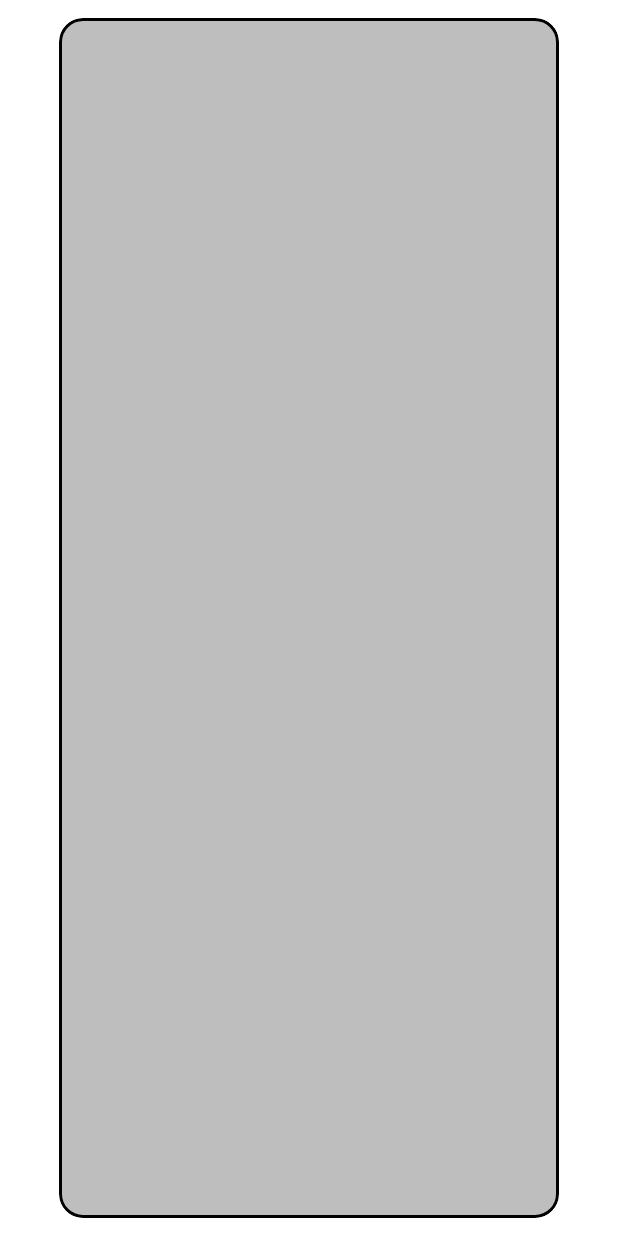
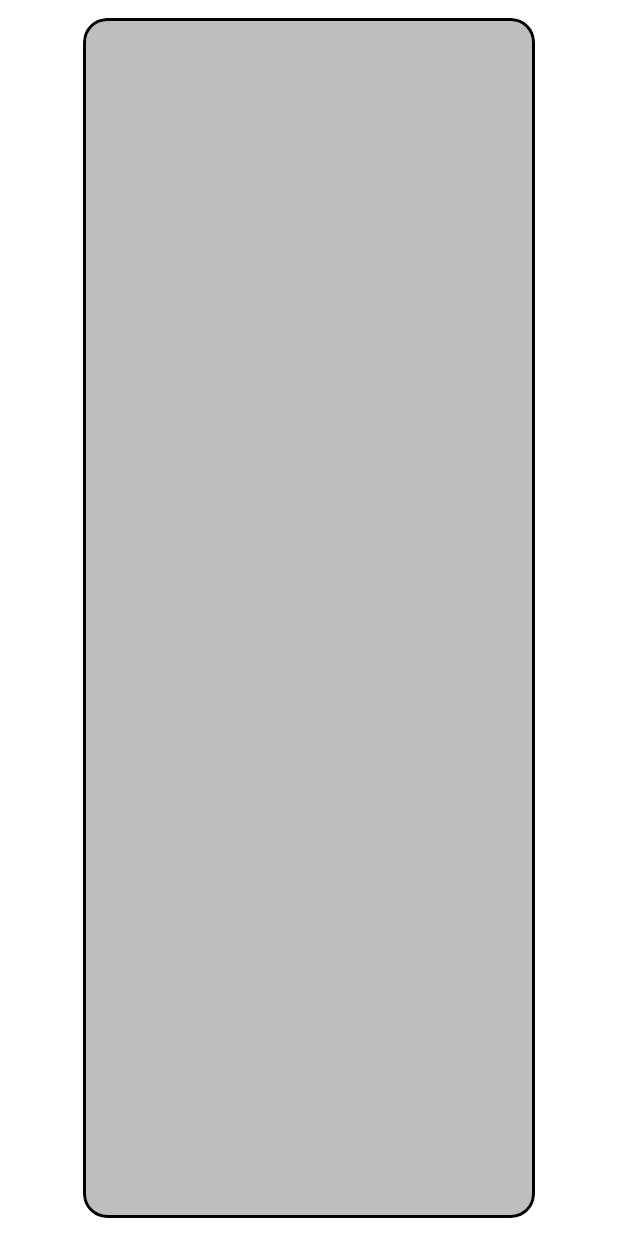
Before and after one commit to eyelog/RecyclerViewWorkShop, an Android app: the layout card_item.xml on its own in the app's theme, with its tools: preview values and no code run, on a phone screen of 412 x 824 dp. Run offline under Robolectric (Android 15) with nearby library versions, the light colour scheme and no system bars.

Commit message:
Refactored viewPager paddings 2

```diff
--- a/app/src/main/res/layout/card_item.xml
+++ b/app/src/main/res/layout/card_item.xml
@@ -6,8 +6,7 @@
     android:layout_height="match_parent"
     android:layout_marginTop="4dp"
     android:layout_marginBottom="4dp"
-    android:layout_marginLeft="32dp"
-    android:layout_marginRight="32dp"
+    android:layout_marginHorizontal="48dp"
     app:cardBackgroundColor="@android:color/secondary_text_dark"
     app:cardUseCompatPadding="true"
     app:cardCornerRadius="16dp"
--- a/app/src/main/res/layout/carousel_vp_item.xml
+++ b/app/src/main/res/layout/carousel_vp_item.xml
@@ -2,8 +2,7 @@
 <FrameLayout
     xmlns:android="http://schemas.android.com/apk/res/android"
     android:layout_width="match_parent"
-    android:layout_height="wrap_content"
-    xmlns:viewPager="http://schemas.android.com/tools">
+    android:layout_height="wrap_content">
 
     <androidx.viewpager2.widget.ViewPager2
         android:id="@+id/vpCarousel"
--- a/app/src/main/res/values/dimen.xml
+++ b/app/src/main/res/values/dimen.xml
@@ -1,6 +1,6 @@
 <?xml version="1.0" encoding="utf-8"?>
 <resources>
-    <dimen name="pageMargin">16dp</dimen>
-    <dimen name="offset">24dp</dimen>
+    <dimen name="pageMargin">8dp</dimen>
+    <dimen name="offset">42dp</dimen>
     <dimen name="pageMarginAndOffset">50dp</dimen>
 </resources>
```
